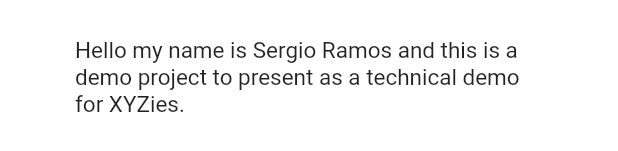
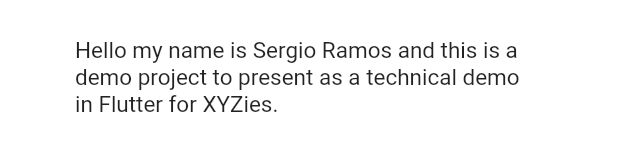
Before and after one commit to Sergioarg/practice_flutter, a Flutter app: what buildContent() shows on an empty page, opened directly, on a phone screen of 412 x 824 dp. Shown: the part 274-425 px from the top of the screen. Run offline on Flutter 3.47's test engine with Material 2 defaults, Android fonts, the phone set to English and light mode, and no system bars; our stand-ins replace carousel_slider, curved_navigation_bar, flutter_slidable, font_awesome_flutter; network calls fail.

Commit message:
Correct text of about

```diff
--- a/demo_xyzies/lib/App/Widgets/widgets_profile.dart
+++ b/demo_xyzies/lib/App/Widgets/widgets_profile.dart
@@ -88,7 +88,7 @@
                     )),
                 SizedBox(height: 20),
                 Text(
-                    'Hello my name is Sergio Ramos and this is a demo project to present as a technical demo for XYZies.',
+                    'Hello my name is Sergio Ramos and this is a demo project to present as a technical demo in Flutter for XYZies.',
                     style:
                         TextStyle(fontSize: 15, fontWeight: FontWeight.normal)),
               ],
```
